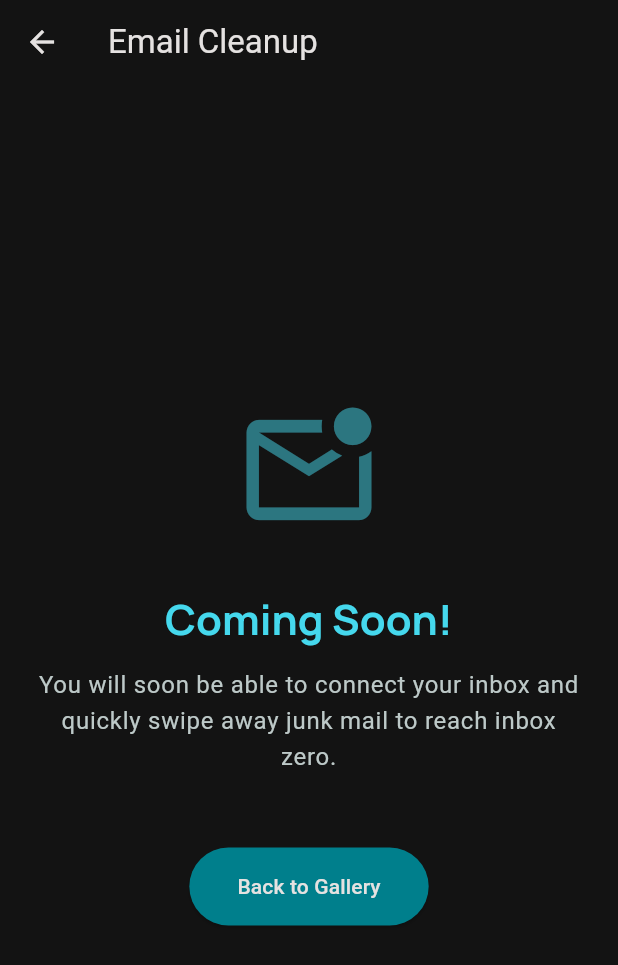
After one commit to Askarov5/swipify, a Flutter app: the EmailComingSoonScreen screen opened directly, on a phone screen of 412 x 824 dp. The commit adds this screen. Shown: the top 965 px of the screen. Run offline on Flutter 3.47's test engine with Material 3 defaults, Android fonts, the phone set to English and light mode, and no system bars; our stand-ins replace flutter_riverpod, google_fonts, shared_preferences, video_player; accounts and stored records are empty.

Commit message:
basic functionality is working

```diff
--- /dev/null
+++ b/lib/features/email/email_coming_soon_screen.dart
@@ -0,0 +1,63 @@
+import 'package:flutter/material.dart';
+import '../../core/theme.dart';
+
+class EmailComingSoonScreen extends StatelessWidget {
+  const EmailComingSoonScreen({super.key});
+
+  @override
+  Widget build(BuildContext context) {
+    return Scaffold(
+      appBar: AppBar(
+        title: const Text('Email Cleanup'),
+        backgroundColor: SwipifyTheme.surface,
+        elevation: 0,
+      ),
+      body: Center(
+        child: Padding(
+          padding: const EdgeInsets.all(24.0),
+          child: Column(
+            mainAxisAlignment: MainAxisAlignment.center,
+            children: [
+              Icon(
+                Icons.mark_email_unread_outlined,
+                size: 100,
+                color: SwipifyTheme.primary.withValues(alpha: 0.5),
+              ),
+              const SizedBox(height: 32),
+              Text(
+                'Coming Soon!',
+                style: Theme.of(context).textTheme.headlineMedium?.copyWith(
+                      fontWeight: FontWeight.bold,
+                      color: SwipifyTheme.primary,
+                    ),
+              ),
+              const SizedBox(height: 16),
+              Text(
+                'You will soon be able to connect your inbox and quickly swipe away junk mail to reach inbox zero.',
+                textAlign: TextAlign.center,
+                style: Theme.of(context).textTheme.bodyLarge?.copyWith(
+                      color: SwipifyTheme.onSurfaceVariant,
+                    ),
+              ),
+              const SizedBox(height: 48),
+              ElevatedButton(
+                onPressed: () {
+                  Navigator.pop(context);
+                },
+                style: ElevatedButton.styleFrom(
+                  backgroundColor: SwipifyTheme.primaryContainer,
+                  foregroundColor: SwipifyTheme.onSurface,
+                  padding: const EdgeInsets.symmetric(horizontal: 32, vertical: 16),
+                  shape: RoundedRectangleBorder(
+                    borderRadius: BorderRadius.circular(32),
+                  ),
+                ),
+                child: const Text('Back to Gallery'),
+              ),
+            ],
+          ),
+        ),
+      ),
+    );
+  }
+}
```
Also changed, not shown: lib/core/native_gallery_helper.dart (+18 -2 lines), lib/core/providers/photo_provider.dart (+11 -4 lines), lib/features/library/library_review_screen.dart (+7 -1 lines), lib/features/swipe_deck/swipe_screen.dart (+128 -6 lines), 4 other files.
